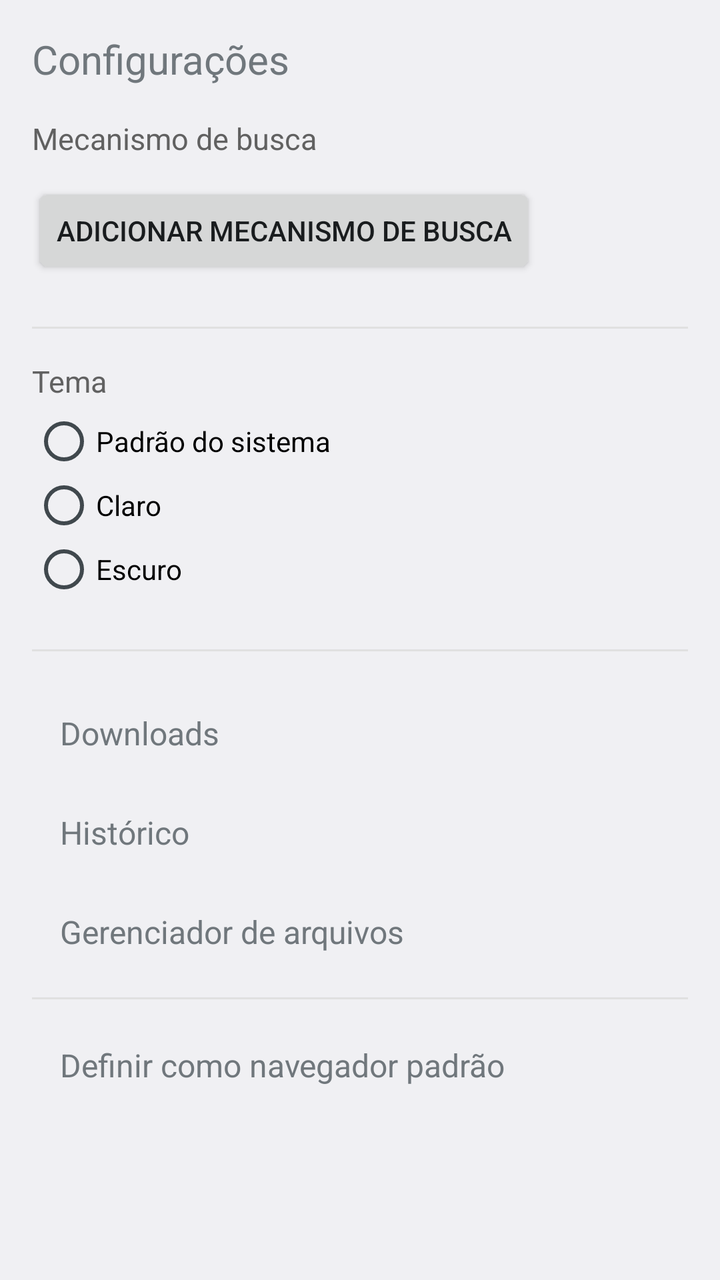
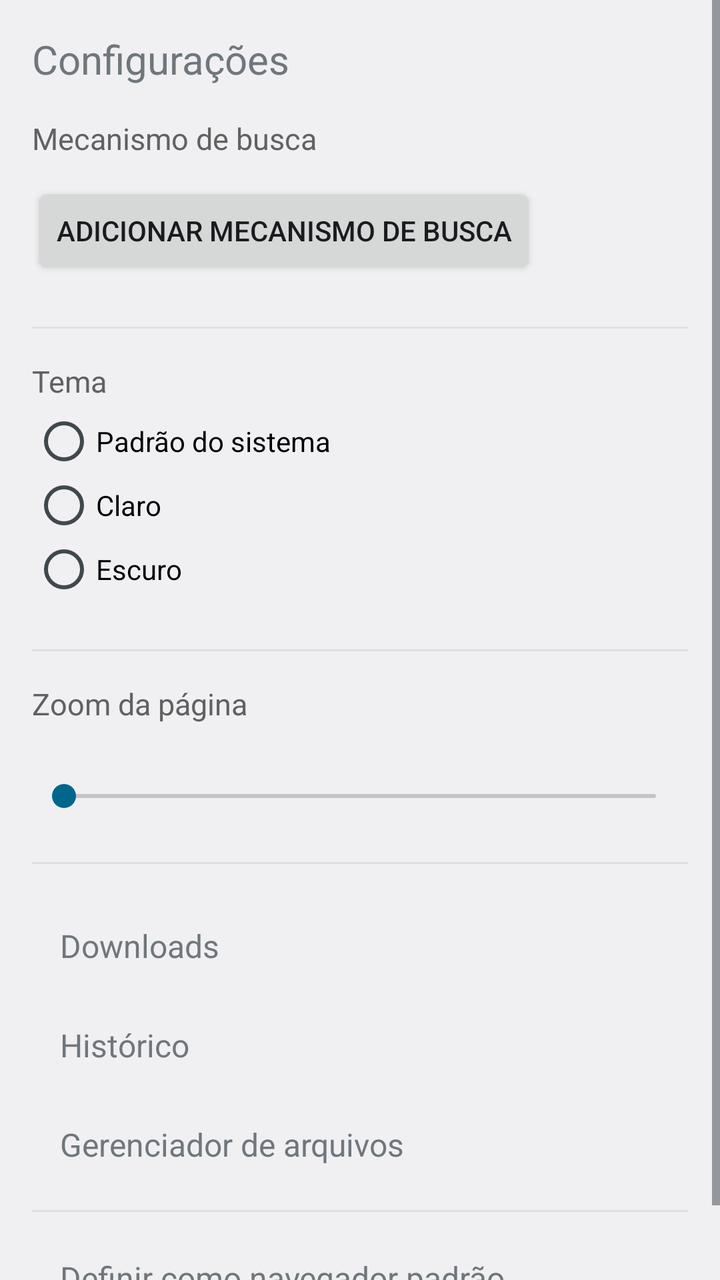

Before-and-after screenshots of an Android layout around one commit, followed by the original layout XML and the change that was made.
<!-- AndroidManifest.xml: application theme Theme.AospBrowser -->
<!-- res/layout/activity_settings.xml -->
<?xml version="1.0" encoding="utf-8"?>
<ScrollView xmlns:android="http://schemas.android.com/apk/res/android"
    android:layout_width="match_parent"
    android:layout_height="match_parent">

    <LinearLayout
        android:layout_width="match_parent"
        android:layout_height="wrap_content"
        android:orientation="vertical"
        android:padding="16dp">

        <TextView
            android:layout_width="wrap_content"
            android:layout_height="wrap_content"
            android:text="@string/settings_title"
            android:textSize="20sp"
            android:layout_marginBottom="16dp" />

        <TextView
            android:layout_width="wrap_content"
            android:layout_height="wrap_content"
            android:text="@string/settings_search_engine"
            android:textSize="15sp"
            android:textColor="#616161"
            android:layout_marginBottom="4dp" />

        <RadioGroup
            android:id="@+id/searchEngineGroup"
            android:layout_width="match_parent"
            android:layout_height="wrap_content"
            android:orientation="vertical"
            android:layout_marginBottom="8dp" />

        <Button
            android:id="@+id/btnAddSearchEngine"
            android:layout_width="wrap_content"
            android:layout_height="wrap_content"
            android:text="@string/settings_add_search_engine"
            android:layout_marginBottom="24dp" />

        <View
            android:layout_width="match_parent"
            android:layout_height="1dp"
            android:background="#E0E0E0"
            android:layout_marginBottom="16dp" />

        <TextView
            android:layout_width="wrap_content"
            android:layout_height="wrap_content"
            android:text="@string/settings_theme"
            android:textSize="15sp"
            android:textColor="#616161"
            android:layout_marginBottom="4dp" />

        <RadioGroup
            android:id="@+id/themeGroup"
            android:layout_width="match_parent"
            android:layout_height="wrap_content"
            android:orientation="vertical"
            android:layout_marginBottom="24dp">

            <RadioButton
                android:id="@+id/themeSystem"
                android:layout_width="match_parent"
                android:layout_height="wrap_content"
                android:text="@string/settings_theme_system" />

            <RadioButton
                android:id="@+id/themeLight"
                android:layout_width="match_parent"
                android:layout_height="wrap_content"
                android:text="@string/settings_theme_light" />

            <RadioButton
                android:id="@+id/themeDark"
                android:layout_width="match_parent"
                android:layout_height="wrap_content"
                android:text="@string/settings_theme_dark" />
        </RadioGroup>

        <View
            android:layout_width="match_parent"
            android:layout_height="1dp"
            android:background="#E0E0E0"
            android:layout_marginBottom="16dp" />

        
        <TextView
            android:id="@+id/menuDownloads"
            android:layout_width="match_parent"
            android:layout_height="wrap_content"
            android:text="@string/settings_downloads"
            android:textSize="16sp"
            android:padding="14dp"
            android:clickable="true"
            android:focusable="true"
            android:background="?android:attr/selectableItemBackground" />

        
        <TextView
            android:id="@+id/menuHistory"
            android:layout_width="match_parent"
            android:layout_height="wrap_content"
            android:text="@string/sidebar_item_history"
            android:textSize="16sp"
            android:padding="14dp"
            android:clickable="true"
            android:focusable="true"
            android:background="?android:attr/selectableItemBackground" />

        
        <TextView
            android:id="@+id/menuFileManager"
            android:layout_width="match_parent"
            android:layout_height="wrap_content"
            android:text="@string/settings_file_manager"
            android:textSize="16sp"
            android:padding="14dp"
            android:clickable="true"
            android:focusable="true"
            android:background="?android:attr/selectableItemBackground" />

        <View
            android:layout_width="match_parent"
            android:layout_height="1dp"
            android:background="#E0E0E0"
            android:layout_marginTop="8dp"
            android:layout_marginBottom="8dp" />

        
        <TextView
            android:id="@+id/menuDefaultBrowser"
            android:layout_width="match_parent"
            android:layout_height="wrap_content"
            android:text="@string/settings_default_browser"
            android:textSize="16sp"
            android:padding="14dp"
            android:clickable="true"
            android:focusable="true"
            android:background="?android:attr/selectableItemBackground" />

    </LinearLayout>
</ScrollView>
<!-- resources referenced by this layout -->
<resources>
  <string name="settings_add_search_engine">Adicionar mecanismo de busca</string>
  <string name="settings_default_browser">Definir como navegador padrão</string>
  <string name="settings_downloads">Downloads</string>
  <string name="settings_file_manager">Gerenciador de arquivos</string>
  <string name="settings_search_engine">Mecanismo de busca</string>
  <string name="settings_theme">Tema</string>
  <string name="settings_theme_dark">Escuro</string>
  <string name="settings_theme_light">Claro</string>
  <string name="settings_theme_system">Padrão do sistema</string>
  <string name="settings_title">Configurações</string>
  <string name="sidebar_item_history">Histórico</string>
  <style name="Theme.AospBrowser" parent="android:Theme.DeviceDefault.Light.NoActionBar" />
</resources>

<!-- the commit's change to res/layout/activity_settings.xml (unified diff, before → after) -->
@@ -86,6 +86,34 @@
 
         
         <TextView
+            android:layout_width="wrap_content"
+            android:layout_height="wrap_content"
+            android:text="@string/settings_zoom_title"
+            android:textSize="15sp"
+            android:textColor="#616161"
+            android:layout_marginBottom="4dp" />
+
+        <TextView
+            android:id="@+id/zoomPercentLabel"
+            android:layout_width="wrap_content"
+            android:layout_height="wrap_content"
+            android:textSize="14sp"
+            android:layout_marginBottom="4dp" />
+
+        <SeekBar
+            android:id="@+id/zoomSeekBar"
+            android:layout_width="match_parent"
+            android:layout_height="wrap_content"
+            android:layout_marginBottom="24dp" />
+
+        <View
+            android:layout_width="match_parent"
+            android:layout_height="1dp"
+            android:background="#E0E0E0"
+            android:layout_marginBottom="16dp" />
+
+        
+        <TextView
             android:id="@+id/menuDownloads"
             android:layout_width="match_parent"
             android:layout_height="wrap_content"
<!-- resource entries referenced after the edit -->
@@ -10,6 +10,7 @@
   <string name="settings_theme_light">Claro</string>
   <string name="settings_theme_system">Padrão do sistema</string>
   <string name="settings_title">Configurações</string>
+  <string name="settings_zoom_title">Zoom da página</string>
   <string name="sidebar_item_history">Histórico</string>
   <style name="Theme.AospBrowser" parent="android:Theme.DeviceDefault.Light.NoActionBar" />
 </resources>
